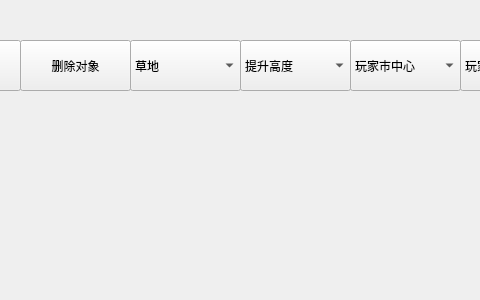
This is Editor.ui in hackermmzz/new-aoe as Qt 5 draws it before an edit; both pictures show x 90 to 570 and y 0 to 300 of the 1500 by 300 pixel window. The edited form follows.
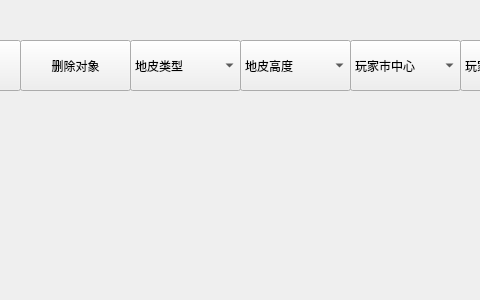
This is the edited form.

Commit message: 建立信号与槽：地皮类型

```diff
--- a/Editor.ui
+++ b/Editor.ui
@@ -35,6 +35,11 @@
      <height>51</height>
     </rect>
    </property>
+   <item>
+    <property name="text">
+     <string>地皮高度</string>
+    </property>
+   </item>
    <item>
     <property name="text">
      <string>提升高度</string>
@@ -268,6 +273,11 @@
      <height>51</height>
     </rect>
    </property>
+   <item>
+    <property name="text">
+     <string>地皮类型</string>
+    </property>
+   </item>
    <item>
     <property name="text">
      <string>草地</string>
```
Left out of the diff: 14 changed lines with no effect on the pictures. The commit also changes 4 other files.
